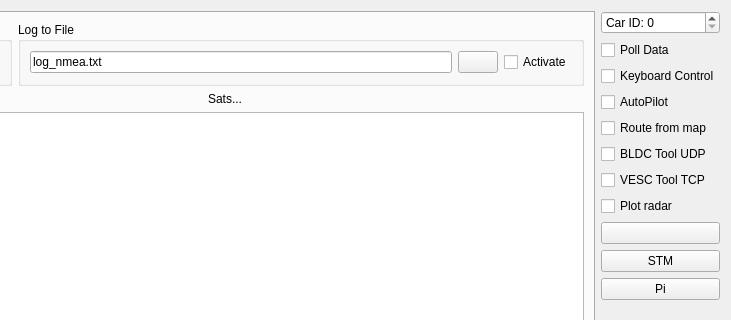
First picture: the form in Linux/RC_Car_Tool/carinterface.ui, repository vedderb/rise_sdvp, before the edit; both pictures show x 197 to 928 and y 0 to 320 of the 928 by 586 pixel window.
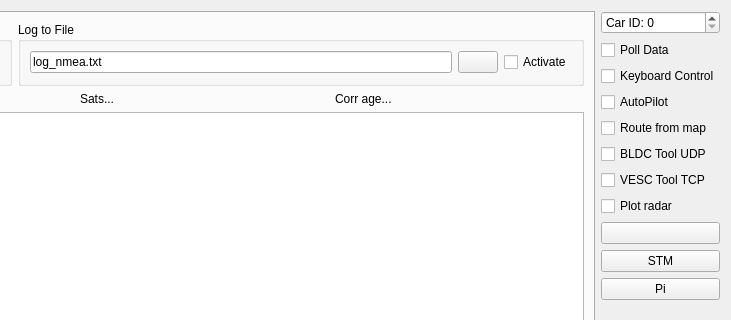
Second picture: the form after the edit. The open tabs and pages were chosen to show the change. Icons and pictures are not drawn. Custom widgets are drawn as their Qt base class.

Commit message: NMEA forwarding option, correction age display

What changed in the file:
```diff
--- a/Linux/RC_Car_Tool/carinterface.ui
+++ b/Linux/RC_Car_Tool/carinterface.ui
@@ -528,6 +528,13 @@
              </property>
             </widget>
            </item>
+           <item>
+            <widget class="QLabel" name="nmeaCorrAgeLabel">
+             <property name="text">
+              <string>Corr age...</string>
+             </property>
+            </widget>
+           </item>
           </layout>
          </item>
          <item>
```
Left out of the diff: 10 changed lines with no effect on the pictures. The commit also changes 12 other files.
